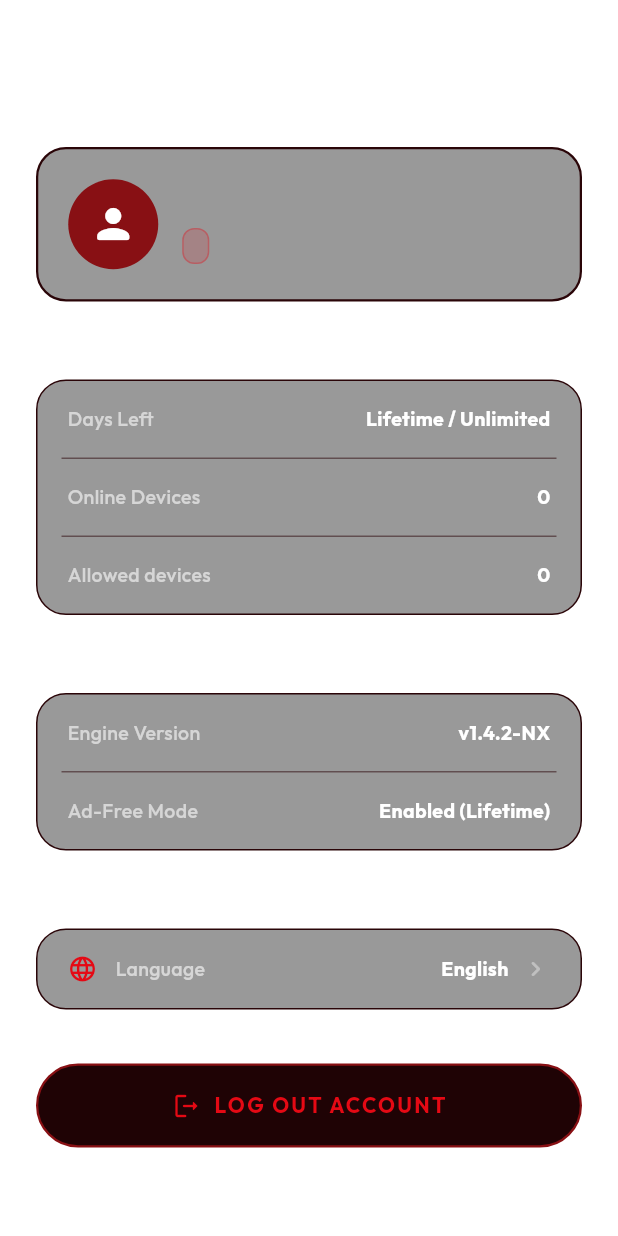
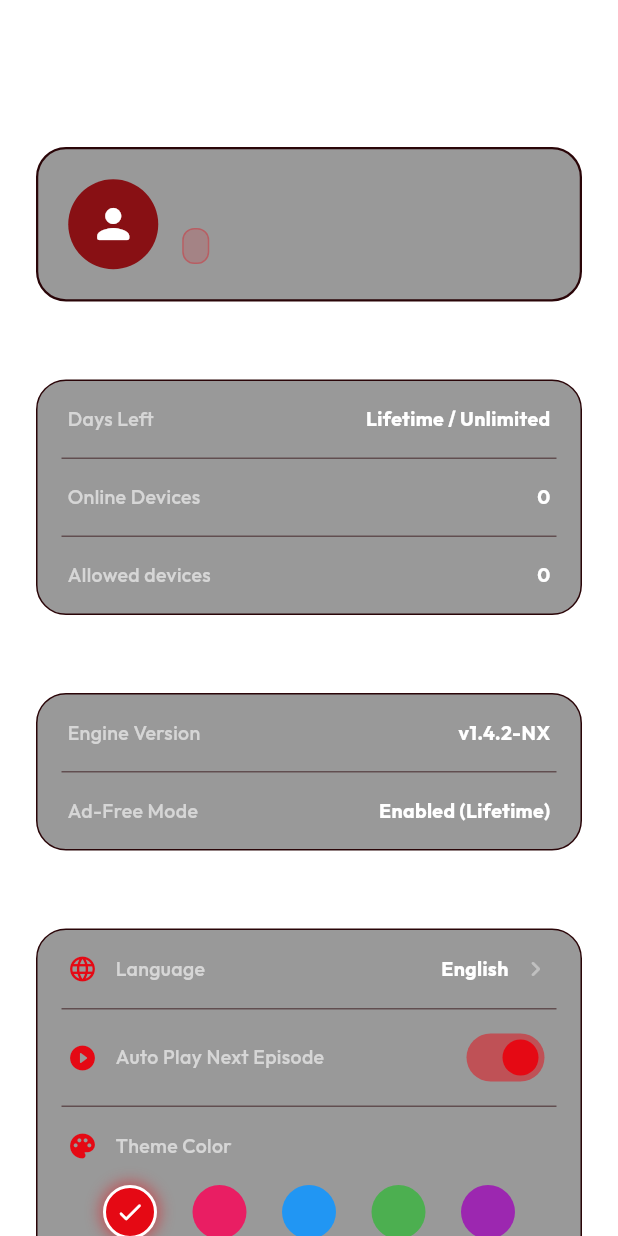
Before and after one commit to MrOwl1011/Genz2, a Flutter app: the MoreScreen screen opened directly, on a phone screen of 412 x 824 dp. Run offline on Flutter 3.47's test engine with Material 3 defaults, Android fonts, the phone set to English and light mode, and no system bars; our stand-ins replace cached_network_image, google_fonts, shared_preferences, wakelock_plus; missing offline and left inert: media_kit, media_kit_video, screen_brightness, volume_controller; accounts and stored records are empty.

Commit message:
Colors-Next-epesods

```diff
--- a/lib/main.dart
+++ b/lib/main.dart
@@ -50,10 +50,29 @@ void main() async {
 class MainApp extends StatelessWidget {
   const MainApp({super.key});
 
+  static const List<Color> themeColors = [
+    Color(0xFFE50914), // Red (Default)
+    Color(0xFFE91E63), // Pink
+    Color(0xFF2196F3), // Blue
+    Color(0xFF4CAF50), // Green
+    Color(0xFF9C27B0), // Purple
+  ];
+
+  static const List<Color> themeSecondaryColors = [
+    Color(0xFF881014), // Dark Red
+    Color(0xFF880E4F), // Dark Pink
+    Color(0xFF0D47A1), // Dark Blue
+    Color(0xFF1B5E20), // Dark Green
+    Color(0xFF4A148C), // Dark Purple
+  ];
+
   @override
   Widget build(BuildContext context) {
     final userPrefs = Provider.of<UserPrefsProvider>(context);
     final locale = Locale(userPrefs.locale);
+    final int colorIndex = userPrefs.themeColorIndex;
+    final primaryColor = themeColors[colorIndex >= 0 && colorIndex < themeColors.length ? colorIndex : 0];
+    final secondaryColor = themeSecondaryColors[colorIndex >= 0 && colorIndex < themeSecondaryColors.length ? colorIndex : 0];
 
     return MaterialApp(
       title: 'NX IPTV',
@@ -71,11 +90,11 @@ class MainApp extends StatelessWidget {
       theme: ThemeData(
         brightness: Brightness.dark,
         scaffoldBackgroundColor: const Color(0xFF0C0002),
-        primaryColor: const Color(0xFFE50914),
-        colorScheme: const ColorScheme.dark(
-          primary: Color(0xFFE50914),
-          secondary: Color(0xFF881014),
-          surface: Color(0xFF160103),
+        primaryColor: primaryColor,
+        colorScheme: ColorScheme.dark(
+          primary: primaryColor,
+          secondary: secondaryColor,
+          surface: const Color(0xFF160103),
         ),
         useMaterial3: true,
       ),
--- a/lib/providers/user_prefs_provider.dart
+++ b/lib/providers/user_prefs_provider.dart
@@ -93,11 +93,15 @@ class UserPrefsProvider extends ChangeNotifier {
   List<FavoriteItem> _favorites = [];
   List<HistoryItem> _history = [];
   String _locale = 'en'; // Default English
+  bool _autoPlayNextEpisode = true;
+  int _themeColorIndex = 0;
 
   List<FavoriteItem> get favorites => _favorites;
   List<HistoryItem> get history => _history;
   String get locale => _locale;
   String get currentPlaylistId => _currentPlaylistId;
+  bool get autoPlayNextEpisode => _autoPlayNextEpisode;
+  int get themeColorIndex => _themeColorIndex;
 
   Future<void> setLocale(String locale) async {
     _locale = locale;
@@ -106,11 +110,29 @@ class UserPrefsProvider extends ChangeNotifier {
     notifyListeners();
   }
 
+  Future<void> setAutoPlayNextEpisode(bool value) async {
+    _autoPlayNextEpisode = value;
+    final prefs = await SharedPreferences.getInstance();
+    await prefs.setBool('auto_play_next', value);
+    notifyListeners();
+  }
+
+  Future<void> setThemeColorIndex(int index) async {
+    _themeColorIndex = index;
+    final prefs = await SharedPreferences.getInstance();
+    await prefs.setInt('theme_color_index', index);
+    notifyListeners();
+  }
+
   Future<void> init() async {
     final prefs = await SharedPreferences.getInstance();
 
     // Load Locale
     _locale = prefs.getString('app_locale') ?? 'en';
+
+    // Load Auto Play and Theme
+    _autoPlayNextEpisode = prefs.getBool('auto_play_next') ?? true;
+    _themeColorIndex = prefs.getInt('theme_color_index') ?? 0;
 
     await _loadDataFromCurrentKeys(prefs);
   }
--- a/lib/screens/more_screen.dart
+++ b/lib/screens/more_screen.dart
@@ -80,8 +80,8 @@ class MoreScreen extends StatelessWidget {
                     Container(
                       width: 60,
                       height: 60,
-                      decoration: const BoxDecoration(
-                        color: Color(0xFF881014),
+                      decoration: BoxDecoration(
+                        color: Theme.of(context).colorScheme.secondary,
                         shape: BoxShape.circle,
                       ),
                       child: const Icon(
@@ -111,20 +111,16 @@ class MoreScreen extends StatelessWidget {
                               vertical: 4,
                             ),
                             decoration: BoxDecoration(
-                              color: const Color(
-                                0xFFE50914,
-                              ).withValues(alpha: 0.15),
+                              color: Theme.of(context).primaryColor.withValues(alpha: 0.15),
                               borderRadius: BorderRadius.circular(8),
                               border: Border.all(
-                                color: const Color(
-                                  0xFFE50914,
-                                ).withValues(alpha: 0.3),
+                                color: Theme.of(context).primaryColor.withValues(alpha: 0.3),
                               ),
                             ),
                             child: Text(
                               user?.status.toUpperCase() ?? 'ACTIVE',
                               style: GoogleFonts.outfit(
-                                color: const Color(0xFFE50914),
+                                color: Theme.of(context).primaryColor,
                                 fontWeight: FontWeight.bold,
                                 fontSize: 10,
                                 letterSpacing: 0.5,
@@ -184,10 +180,23 @@ class MoreScreen extends StatelessWidget {
               const SizedBox(height: 12),
               _buildInfoContainer([
                 _buildActionRow(
+                  context,
                   icon: Icons.language_rounded,
                   label: isArabic ? 'اللغة' : 'Language',
                   value: currentLanguageLabel,
                   onTap: () => _showLanguagePicker(context, userPrefs),
+                ),
+                _buildSwitchRow(
+                  context,
+                  icon: Icons.play_circle_filled_rounded,
+                  label: isArabic ? 'تشغيل الحلقة التالية تلقائياً' : 'Auto Play Next Episode',
+                  value: userPrefs.autoPlayNextEpisode,
+                  onChanged: (val) => userPrefs.setAutoPlayNextEpisode(val),
+                ),
+                _buildThemeColorRow(
+                  context,
+                  userPrefs: userPrefs,
+                  isArabic: isArabic,
                 ),
               ]),
 
@@ -221,16 +230,16 @@ class MoreScreen extends StatelessWidget {
                     child: Row(
                       mainAxisAlignment: MainAxisAlignment.center,
                       children: [
-                        const Icon(
+                        Icon(
                           Icons.logout_rounded,
-                          color: Color(0xFFE50914),
+                          color: Theme.of(context).primaryColor,
                           size: 20,
                         ),
                         const SizedBox(width: 8),
                         Text(
                           isArabic ? 'تسجيل الخروج' : 'LOG OUT ACCOUNT',
                           style: GoogleFonts.outfit(
-                            color: const Color(0xFFE50914),
+                            color: Theme.of(context).primaryColor,
                             fontWeight: FontWeight.bold,
                             fontSize: 14,
                             letterSpacing: 1.5,
@@ -312,13 +321,13 @@ class MoreScreen extends StatelessWidget {
       title: Text(
         label,
         style: GoogleFonts.outfit(
-          color: isSelected ? const Color(0xFFE50914) : Colors.white,
+          color: isSelected ? Theme.of(context).primaryColor : Colors.white,
           fontWeight: FontWeight.w600,
           fontSize: 16,
         ),
       ),
       trailing: isSelected
-          ? const Icon(Icons.check_rounded, color: Color(0xFFE50914))
+          ? Icon(Icons.check_rounded, color: Theme.of(context).primaryColor)
           : null,
       onTap: () {
         userPrefs.setLocale(localeCode);
@@ -399,7 +408,8 @@ class MoreScreen extends StatelessWidget {
     );
   }
 
-  Widget _buildActionRow({
+  Widget _buildActionRow(
+    BuildContext context, {
     required IconData icon,
     required String label,
     required String value,
@@ -412,7 +422,7 @@ class MoreScreen extends StatelessWidget {
         padding: const EdgeInsets.symmetric(horizontal: 20, vertical: 16),
         child: Row(
           children: [
-            Icon(icon, color: const Color(0xFFE50914), size: 20),
+            Icon(icon, color: Theme.of(context).primaryColor, size: 20),
             const SizedBox(width: 12),
             Text(
               label,
@@ -442,4 +452,112 @@ class MoreScreen extends StatelessWidget {
       ),
     );
   }
+
+  Widget _buildSwitchRow(
+    BuildContext context, {
+    required IconData icon,
+    required String label,
+    required bool value,
+    required ValueChanged<bool> onChanged,
+  }) {
+    final primaryColor = Theme.of(context).primaryColor;
+    return Padding(
+      padding: const EdgeInsets.symmetric(horizontal: 20, vertical: 8),
+      child: Row(
+        children: [
+          Icon(icon, color: primaryColor, size: 20),
+          const SizedBox(width: 12),
+          Text(
+            label,
+            style: GoogleFonts.outfit(
+              color: Colors.white60,
+              fontSize: 13,
+              fontWeight: FontWeight.w500,
+            ),
+          ),
+          const Spacer(),
+          Switch(
+            value: value,
+            onChanged: onChanged,
+            activeColor: primaryColor,
+            inactiveTrackColor: Colors.white12,
+          ),
+        ],
+      ),
+    );
+  }
+
+  Widget _buildThemeColorRow(
+    BuildContext context, {
+    required UserPrefsProvider userPrefs,
+    required bool isArabic,
+  }) {
+    final primaryColor = Theme.of(context).primaryColor;
+
+    final List<Color> colors = [
+      const Color(0xFFE50914), // Red
+      const Color(0xFFE91E63), // Pink
+      const Color(0xFF2196F3), // Blue
+      const Color(0xFF4CAF50), // Green
+      const Color(0xFF9C27B0), // Purple
+    ];
+
+    return Padding(
+      padding: const EdgeInsets.symmetric(horizontal: 20, vertical: 16),
+      child: Column(
+        crossAxisAlignment: CrossAxisAlignment.start,
+        children: [
+          Row(
+            children: [
+              Icon(Icons.palette_rounded, color: primaryColor, size: 20),
+              const SizedBox(width: 12),
+              Text(
+                isArabic ? 'لون التطبيق' : 'Theme Color',
+                style: GoogleFonts.outfit(
+                  color: Colors.white60,
+                  fontSize: 13,
+                  fontWeight: FontWeight.w500,
+                ),
+              ),
+            ],
+          ),
+          const SizedBox(height: 16),
+          Row(
+            mainAxisAlignment: MainAxisAlignment.spaceEvenly,
+            children: List.generate(colors.length, (index) {
+              final isSelected = userPrefs.themeColorIndex == index;
+              final color = colors[index];
+              return GestureDetector(
+                onTap: () => userPrefs.setThemeColorIndex(index),
+                child: Container(
+                  width: 36,
+                  height: 36,
+                  decoration: BoxDecoration(
+                    color: color,
+                    shape: BoxShape.circle,
+                    border: Border.all(
+                      color: isSelected ? Colors.white : Colors.transparent,
+                      width: 2,
+                    ),
+                    boxShadow: isSelected
+                        ? [
+                            BoxShadow(
+                              color: color.withValues(alpha: 0.5),
+                              blurRadius: 8,
+                              spreadRadius: 2,
+                            )
+                          ]
+                        : null,
+                  ),
+                  child: isSelected
+                      ? const Icon(Icons.check_rounded, color: Colors.white, size: 20)
+                      : null,
+                ),
+              );
+            }),
+          ),
+        ],
+      ),
+    );
+  }
 }
--- a/lib/screens/player_screen.dart
+++ b/lib/screens/player_screen.dart
@@ -311,10 +311,14 @@ class _PlayerScreenState extends State<PlayerScreen>
 
     _completedSubscription = _player!.stream.completed.listen((completed) {
       if (completed && mounted) {
-        // Auto-play next in playlist
-        if (widget.playlist != null &&
-            _currentIndex < widget.playlist!.length - 1) {
-          _playNext();
+        // Auto-play next in playlist only for TV series if enabled
+        if (_currentMediaType == MediaType.series) {
+          final autoPlayEnabled = context.read<UserPrefsProvider>().autoPlayNextEpisode;
+          if (autoPlayEnabled &&
+              widget.playlist != null &&
+              _currentIndex < widget.playlist!.length - 1) {
+            _playNext();
+          }
         }
       }
     });
```
